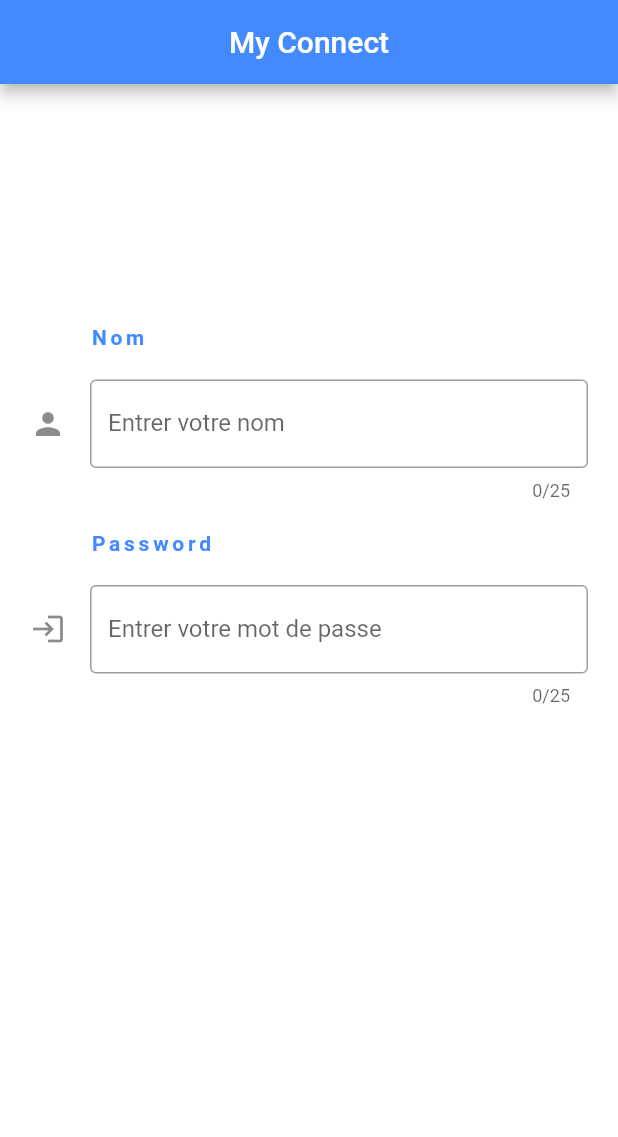
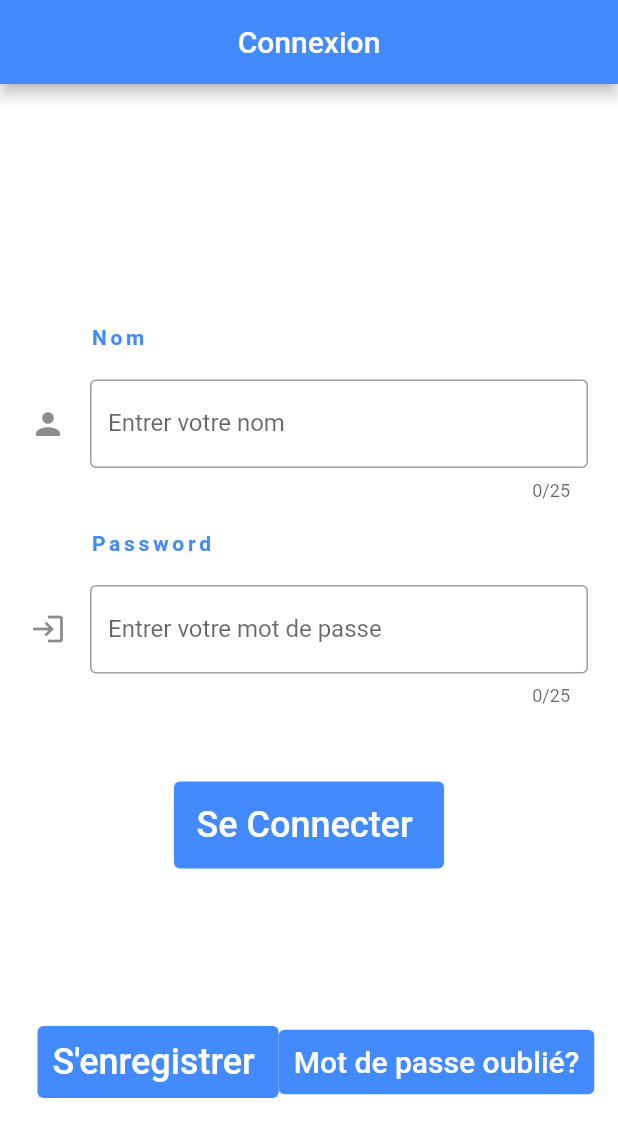
Before and after one commit to sylvia974/application_connect2, a Flutter app: the screen it shows after launch, on a phone screen of 412 x 824 dp. Shown: the top 1137 px of the screen. Run offline on Flutter 3.47's test engine with Material 2 defaults, Android fonts, the phone set to English and light mode, and no system bars; Roboto replaces fonts that are missing (SourceSansPro).

Commit message:
version 1 nom et mdp

```diff
--- a/lib/main.dart
+++ b/lib/main.dart
@@ -9,7 +9,7 @@ void main() {
       home: Scaffold(
         backgroundColor: Colors.white, //
         appBar: AppBar(
-          title: Text('My Connect'),
+          title: Text('Connexion'),
           centerTitle: true,
           backgroundColor: Colors.blueAccent,
         ),
@@ -107,6 +107,60 @@ class _MyConnectState extends State<MyConnect> {
                       border: OutlineInputBorder()),
                 ),
               ),
+              const SizedBox(height: 30),
+              TextButton(
+                style: TextButton.styleFrom(
+                  padding: const EdgeInsets.all(15.0),
+                  backgroundColor: Colors.blueAccent,
+                ),
+                onPressed: () {},
+                child: const Text(
+                  'Se Connecter ',
+                  style: TextStyle(
+                    color: Colors.white,
+                    fontSize: 24,
+                    backgroundColor: Colors.blueAccent,
+                  ),
+                ),
+              ),
+              SizedBox(height: 80),
+              Padding(
+                padding: const EdgeInsets.all(25.0),
+                child: Row(
+                  mainAxisAlignment: MainAxisAlignment.spaceEvenly,
+                  children: [
+                    TextButton(
+                      style: TextButton.styleFrom(
+                        padding: const EdgeInsets.all(10.0),
+                        backgroundColor: Colors.blueAccent,
+                      ),
+                      onPressed: () {},
+                      child: const Text(
+                        "S'enregistrer ",
+                        style: TextStyle(
+                          color: Colors.white,
+                          fontSize: 24,
+                        ),
+                      ),
+                    ),
+                    TextButton(
+                      style: TextButton.styleFrom(
+                        padding: const EdgeInsets.all(10.0),
+                        backgroundColor: Colors.blueAccent,
+                      ),
+                      onPressed: () {},
+                      child: const Text(
+                        'Mot de passe oublié?',
+                        style: TextStyle(
+                          color: Colors.white,
+                          fontSize: 20,
+                          backgroundColor: Colors.blueAccent,
+                        ),
+                      ),
+                    ),
+                  ],
+                ),
+              )
             ],
           ))
         ],
```
